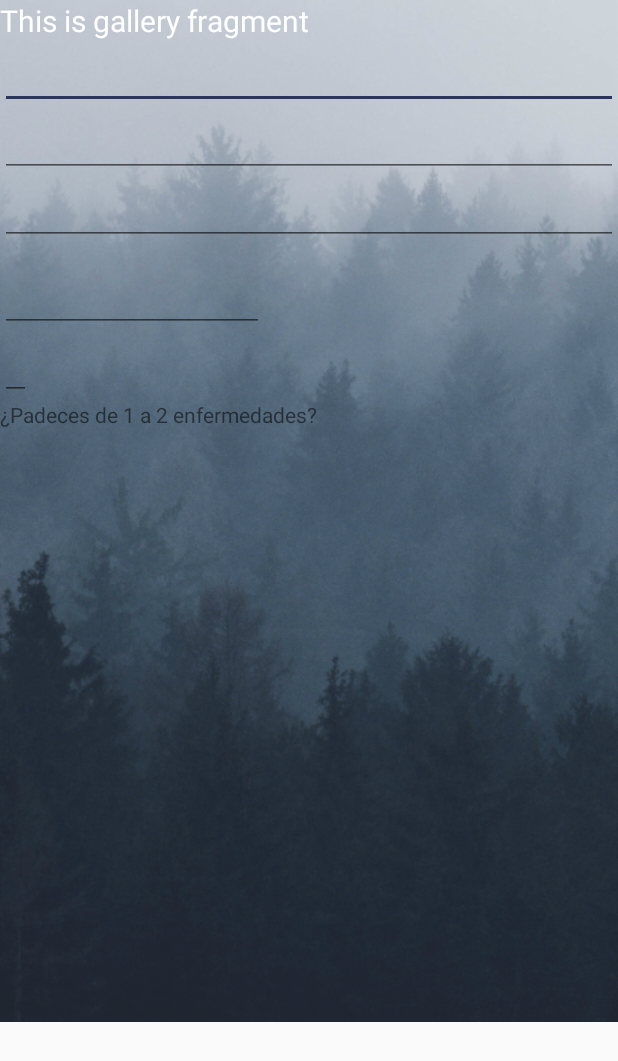
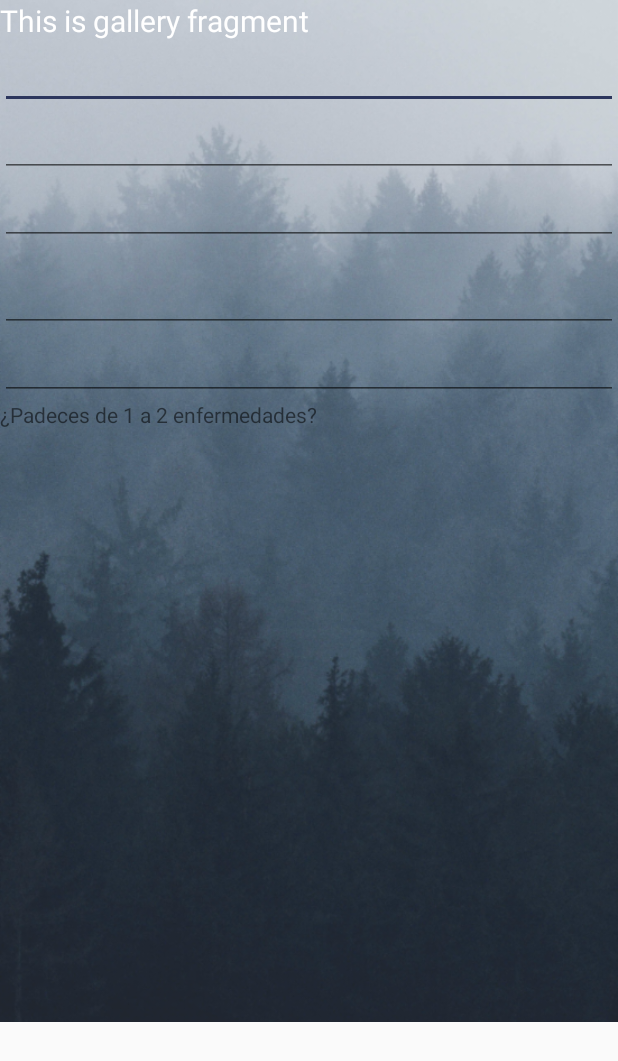
Before and after one commit to FACER-Software/e-Fortless_Shopingv0.0, an Android app: the fragment GalleryFragment shown on its own in the app's theme, on a phone screen of 412 x 824 dp. Shown: the top 1061 px of the screen. Run offline under Robolectric (Android 15) with nearby library versions, the phone set to English and light mode, and no system bars.

Commit message:
Seguimiento de formulario
Ya quedo la parte del activity y ahora se sigue con el main

```diff
--- a/app/src/main/res/layout/fragment_gallery.xml
+++ b/app/src/main/res/layout/fragment_gallery.xml
@@ -1,12 +1,12 @@
 <?xml version="1.0" encoding="utf-8"?>
 <ScrollView
     xmlns:android="http://schemas.android.com/apk/res/android"
+    xmlns:tools="http://schemas.android.com/tools"
     android:layout_width="fill_parent"
     android:layout_height="fill_parent">
 
 
-    <RelativeLayout xmlns:android="http://schemas.android.com/apk/res/android"
-        xmlns:tools="http://schemas.android.com/tools"
+    <RelativeLayout
         android:layout_width="match_parent"
         android:layout_height="match_parent"
         tools:context=".formulario">
@@ -56,16 +56,16 @@
 
         <EditText
             android:id="@+id/calorias"
-            android:layout_width="176dp"
+            android:layout_width="match_parent"
             android:layout_height="34dp"
             android:autofillHints=""
             android:inputType="numberDecimal" />
 
         <EditText
-            android:layout_width="wrap_content"
+            android:id="@+id/azucares"
+            android:layout_width="match_parent"
             android:layout_height="wrap_content"
-            android:id="@+id/azucares"
-            android:inputType="numberDecimal"/>
+            android:inputType="numberDecimal" />
 
         <TextView
             android:layout_width="wrap_content"
@@ -77,10 +77,10 @@
             android:layout_height="wrap_content"
             android:visibility="invisible">
 
-        <Spinner
-            android:layout_width="wrap_content"
-            android:layout_height="wrap_content"
-            android:id="@+id/enfermedad"/>
+            <Spinner
+                android:id="@+id/enfermedad"
+                android:layout_width="404dp"
+                android:layout_height="wrap_content" />
         </LinearLayout>
     </LinearLayout>
 
```
Also changed, not shown: app/src/main/java/mx/ipn/e_fortlessshoping/formulario.java (+17 -0 lines).
